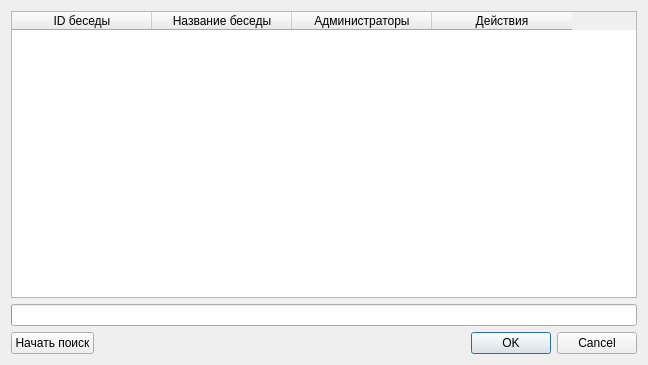
First picture: the form in dialogaddchat.ui, repository iEPCBM/AMS-Rufina, before the edit.
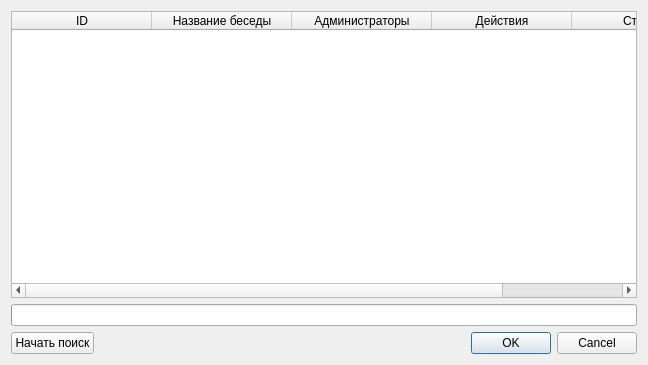
Second picture: the form after the edit.

The edit to the form file:
```diff
--- a/dialogaddchat.ui
+++ b/dialogaddchat.ui
@@ -60,7 +60,7 @@
      </attribute>
      <column>
       <property name="text">
-       <string>ID беседы</string>
+       <string>ID</string>
       </property>
      </column>
      <column>
@@ -78,6 +78,11 @@
        <string>Действия</string>
       </property>
      </column>
+     <column>
+      <property name="text">
+       <string>Статус</string>
+      </property>
+     </column>
     </widget>
    </item>
    <item row="1" column="0" colspan="3">
```
